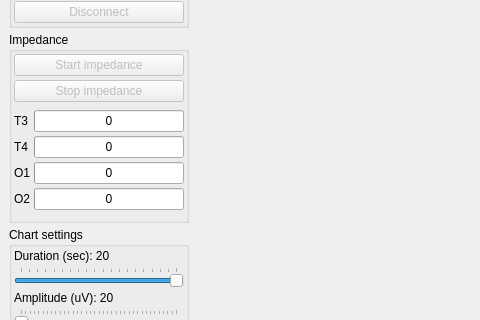
Above: UI/mainwindow.ui from ZarkSPb/BB_Python before the change; both pictures show x 0 to 480 and y 108 to 428 of the 987 by 820 pixel window. Below: the same form after it.
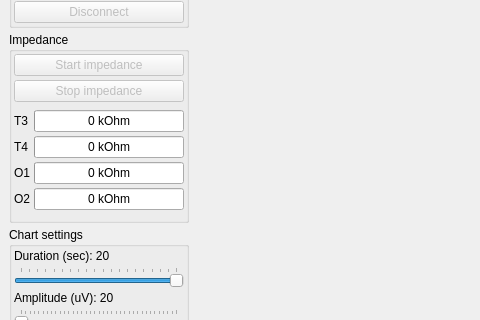
That is the form after the change.

What changed in the file:
```diff
--- a/UI/mainwindow.ui
+++ b/UI/mainwindow.ui
@@ -259,7 +259,7 @@
                 <item>
                  <widget class="QProgressBar" name="ProgressBarCh0">
                   <property name="maximum">
-                   <number>200000</number>
+                   <number>500</number>
                   </property>
                   <property name="value">
                    <number>0</number>
@@ -268,14 +268,14 @@
                    <set>Qt::AlignCenter</set>
                   </property>
                   <property name="format">
-                   <string>%v</string>
+                   <string>%v kOhm</string>
                   </property>
                  </widget>
                 </item>
                 <item>
                  <widget class="QProgressBar" name="ProgressBarCh1">
                   <property name="maximum">
-                   <number>200000</number>
+                   <number>500</number>
                   </property>
                   <property name="value">
                    <number>0</number>
@@ -284,14 +284,14 @@
                    <set>Qt::AlignCenter</set>
                   </property>
                   <property name="format">
-                   <string>%v</string>
+                   <string>%v kOhm</string>
                   </property>
                  </widget>
                 </item>
                 <item>
                  <widget class="QProgressBar" name="ProgressBarCh2">
                   <property name="maximum">
-                   <number>200000</number>
+                   <number>500</number>
                   </property>
                   <property name="value">
                    <number>0</number>
@@ -300,14 +300,14 @@
                    <set>Qt::AlignCenter</set>
                   </property>
                   <property name="format">
-                   <string>%v</string>
+                   <string>%v kOhm</string>
                   </property>
                  </widget>
                 </item>
                 <item>
                  <widget class="QProgressBar" name="ProgressBarCh3">
                   <property name="maximum">
-                   <number>200000</number>
+                   <number>500</number>
                   </property>
                   <property name="value">
                    <number>0</number>
@@ -316,7 +316,7 @@
                    <set>Qt::AlignCenter</set>
                   </property>
                   <property name="format">
-                   <string>%v</string>
+                   <string>%v kOhm</string>
                   </property>
                  </widget>
                 </item>
```
